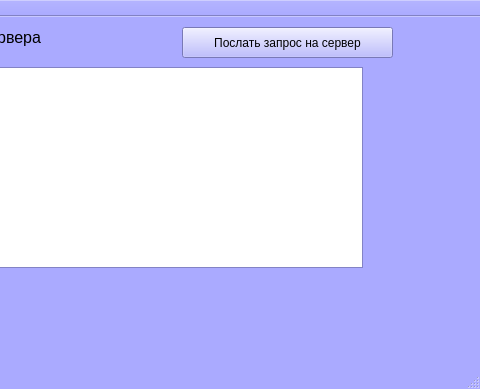
Old version of the form mainwindow.ui in the repository lozal71/chat_client; both pictures show x 318 to 798 and y 0 to 389 of the 798 by 389 pixel window.
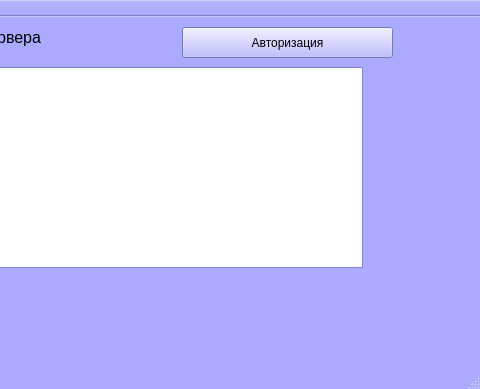
New version of the form.

The edit to the form file:
```diff
--- a/mainwindow.ui
+++ b/mainwindow.ui
@@ -476,7 +476,7 @@
      </font>
     </property>
     <property name="text">
-     <string>Послать запрос на сервер</string>
+     <string>Авторизация</string>
     </property>
    </widget>
    <widget class="QTextEdit" name="teLog">
```
Left out of the diff: 2 changed lines with no effect on the pictures.
